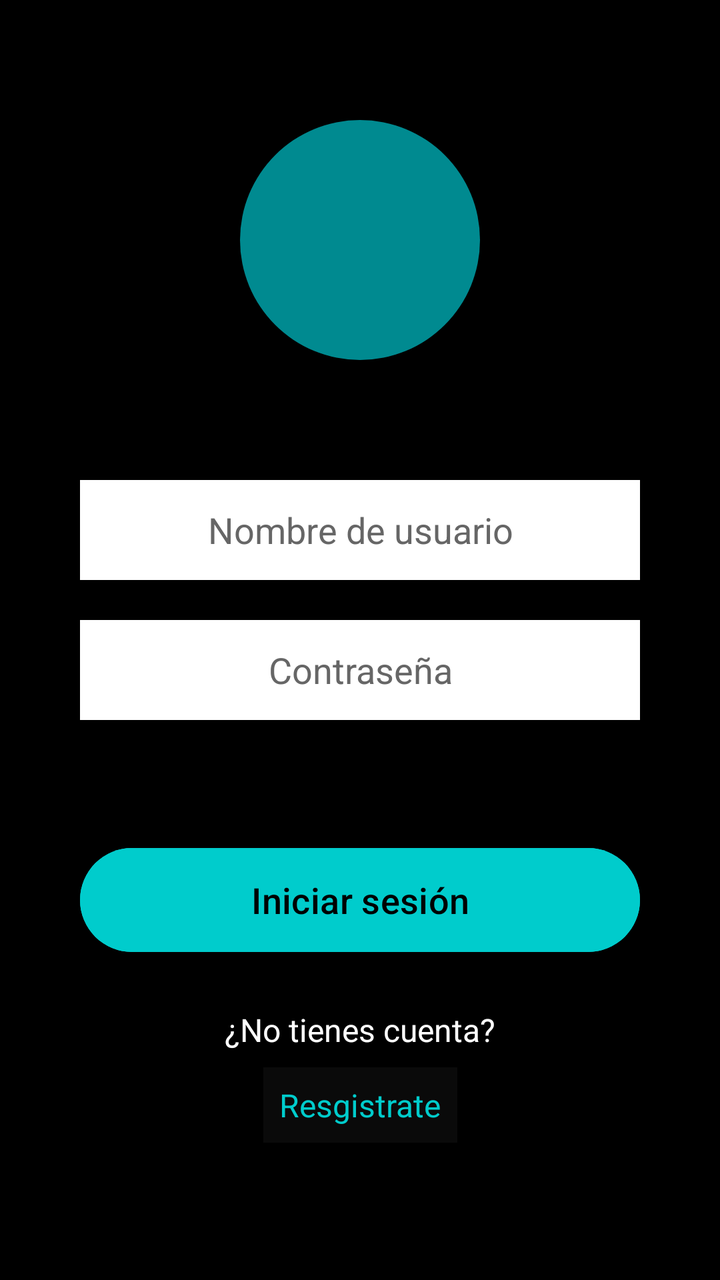
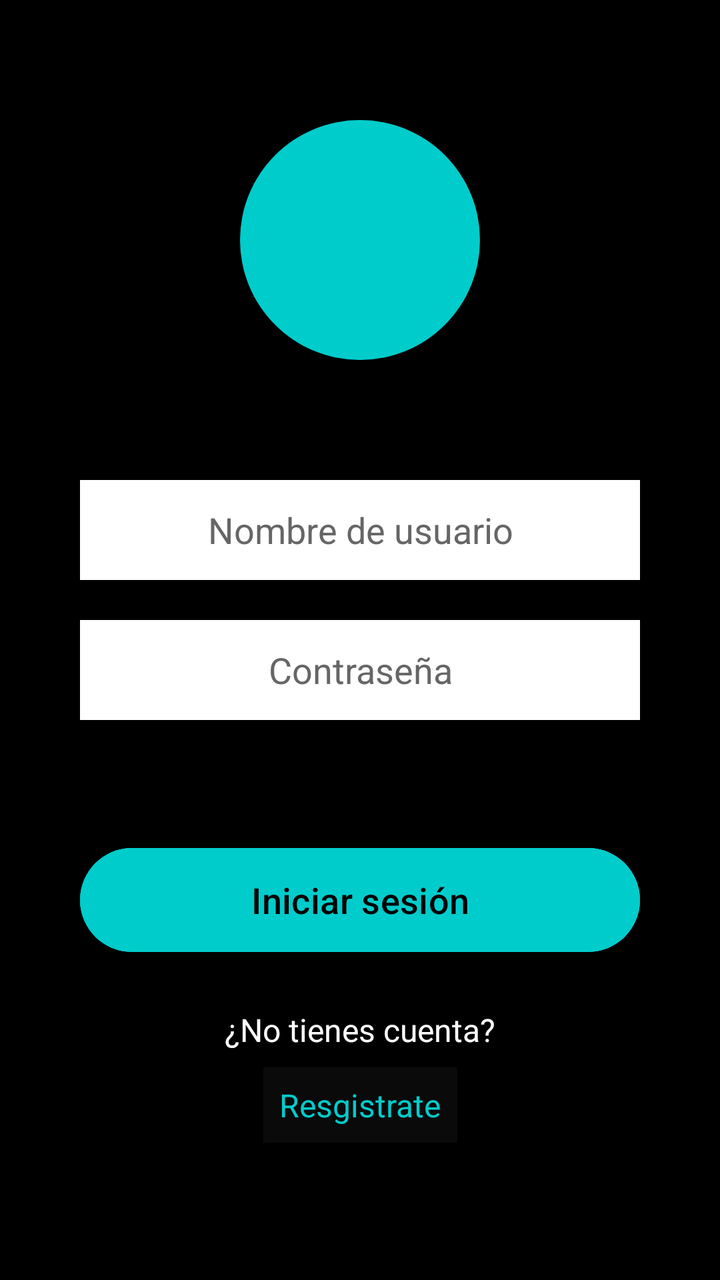

Screens rendered from an Android XML layout before and after an edit, with the pre-edit source and the edit as a unified diff.
<!-- AndroidManifest.xml: application theme Theme.QuikFile -->
<!-- res/layout/activity_login.xml -->
<?xml version="1.0" encoding="utf-8"?>
<androidx.constraintlayout.widget.ConstraintLayout xmlns:android="http://schemas.android.com/apk/res/android"
    xmlns:app="http://schemas.android.com/apk/res-auto"
    xmlns:tools="http://schemas.android.com/tools"
    android:layout_width="match_parent"
    android:layout_height="match_parent"
    android:background="@color/black"
    tools:context=".LoginActivity">

    <View
        android:id="@+id/logoCircle"
        android:layout_width="120dp"
        android:layout_height="120dp"
        android:layout_marginTop="60dp"
        android:background="@drawable/circle_cyan"
        app:layout_constraintEnd_toEndOf="parent"
        app:layout_constraintStart_toStartOf="parent"
        app:layout_constraintTop_toTopOf="parent" />

    <EditText
        android:id="@+id/etUsername"
        android:layout_width="0dp"
        android:layout_height="50dp"
        android:layout_marginStart="40dp"
        android:layout_marginTop="60dp"
        android:layout_marginEnd="40dp"
        android:background="@color/white"
        android:gravity="center"
        android:hint="Nombre de usuario"
        android:inputType="textPersonName"
        android:textColor="@color/black"
        android:textColorHint="#666666"
        app:layout_constraintEnd_toEndOf="parent"
        app:layout_constraintStart_toStartOf="parent"
        app:layout_constraintTop_toBottomOf="@id/logoCircle" />

    <EditText
        android:id="@+id/etPassword"
        android:layout_width="0dp"
        android:layout_height="50dp"
        android:layout_marginStart="40dp"
        android:layout_marginTop="20dp"
        android:layout_marginEnd="40dp"
        android:background="@color/white"
        android:gravity="center"
        android:hint="Contraseña"
        android:inputType="textPassword"
        android:textColor="@color/black"
        android:textColorHint="#666666"
        app:layout_constraintEnd_toEndOf="parent"
        app:layout_constraintStart_toStartOf="parent"
        app:layout_constraintTop_toBottomOf="@id/etUsername" />

    <Button
        android:id="@+id/btnLoginAction"
        android:layout_width="0dp"
        android:layout_height="60dp"
        android:layout_marginStart="40dp"
        android:layout_marginTop="60dp"
        android:layout_marginEnd="40dp"
        android:backgroundTint="@color/cyan_recover"
        android:text="Iniciar sesión"
        android:textAllCaps="false"
        android:textColor="@color/black"
        android:textSize="18sp"
        app:layout_constraintEnd_toEndOf="parent"
        app:layout_constraintStart_toStartOf="parent"
        app:layout_constraintTop_toBottomOf="@id/etPassword" />

    <TextView
        android:id="@+id/tvNoAccount"
        android:layout_width="wrap_content"
        android:layout_height="wrap_content"
        android:layout_marginTop="24dp"
        android:text="¿No tienes cuenta?"
        android:textColor="@color/white"
        android:textSize="16sp"
        app:layout_constraintEnd_toEndOf="parent"
        app:layout_constraintStart_toStartOf="parent"
        app:layout_constraintTop_toBottomOf="@id/btnLoginAction" />

    <TextView
        android:id="@+id/btnGoToRegister"
        android:layout_width="wrap_content"
        android:layout_height="wrap_content"
        android:layout_marginTop="8dp"
        android:background="#0A0A0A"
        android:padding="8dp"
        android:text="Resgistrate"
        android:textColor="@color/cyan_recover"
        android:textSize="16sp"
        app:layout_constraintEnd_toEndOf="parent"
        app:layout_constraintStart_toStartOf="parent"
        app:layout_constraintTop_toBottomOf="@id/tvNoAccount" />

</androidx.constraintlayout.widget.ConstraintLayout>
<!-- resources referenced by this layout -->
<resources>
  <color name="black">#FF000000</color>
  <color name="cyan_recover">#00CCCC</color>//si lo he puesto todo bien sobraria este
  <color name="white">#FFFFFFFF</color>
  <!-- drawable circle_cyan (drawable) -->
  <?xml version="1.0" encoding="utf-8"?>
  <shape xmlns:android="http://schemas.android.com/apk/res/android"
      android:shape="oval">
      <solid android:color="@color/blue_app" />
  </shape>
  <style name="Theme.QuikFile" parent="Base.Theme.QuikFile" />
  <color name="blue_app">#008A90</color>
  <style name="Base.Theme.QuikFile" parent="Theme.Material3.DayNight.NoActionBar">
          
          
      </style>
</resources>

<!-- the commit's change to res/layout/activity_login.xml (unified diff, before → after) -->
@@ -58,7 +58,7 @@
         android:layout_marginStart="40dp"
         android:layout_marginTop="60dp"
         android:layout_marginEnd="40dp"
-        android:backgroundTint="@color/cyan_recover"
+        android:backgroundTint="@color/blue_app"
         android:text="Iniciar sesión"
         android:textAllCaps="false"
         android:textColor="@color/black"
@@ -87,7 +87,7 @@
         android:background="#0A0A0A"
         android:padding="8dp"
         android:text="Resgistrate"
-        android:textColor="@color/cyan_recover"
+        android:textColor="@color/blue_app"
         android:textSize="16sp"
         app:layout_constraintEnd_toEndOf="parent"
         app:layout_constraintStart_toStartOf="parent"
<!-- resource entries referenced after the edit -->
@@ -1,7 +1,6 @@
 <!-- resources referenced by this layout -->
 <resources>
   <color name="black">#FF000000</color>
-  <color name="cyan_recover">#00CCCC</color>//si lo he puesto todo bien sobraria este
   <color name="white">#FFFFFFFF</color>
   <!-- drawable circle_cyan (drawable) -->
   <?xml version="1.0" encoding="utf-8"?>
@@ -10,7 +9,7 @@
       <solid android:color="@color/blue_app" />
   </shape>
   <style name="Theme.QuikFile" parent="Base.Theme.QuikFile" />
-  <color name="blue_app">#008A90</color>
+  <color name="blue_app">#00CCCC</color>
   <style name="Base.Theme.QuikFile" parent="Theme.Material3.DayNight.NoActionBar">
           
           
